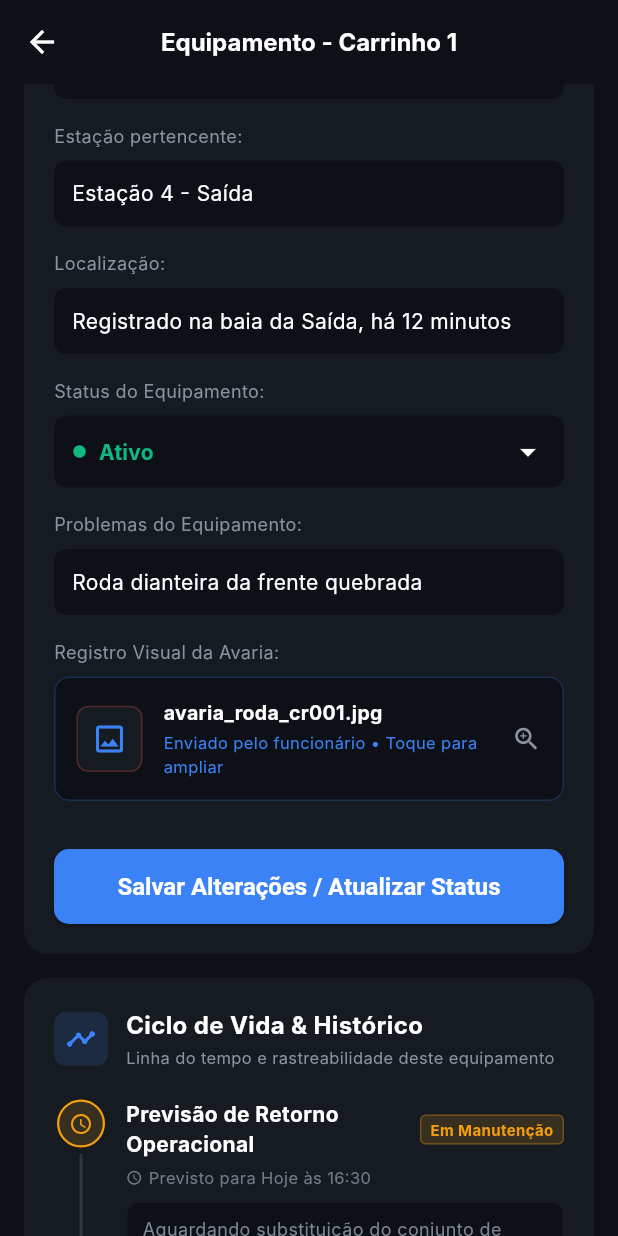
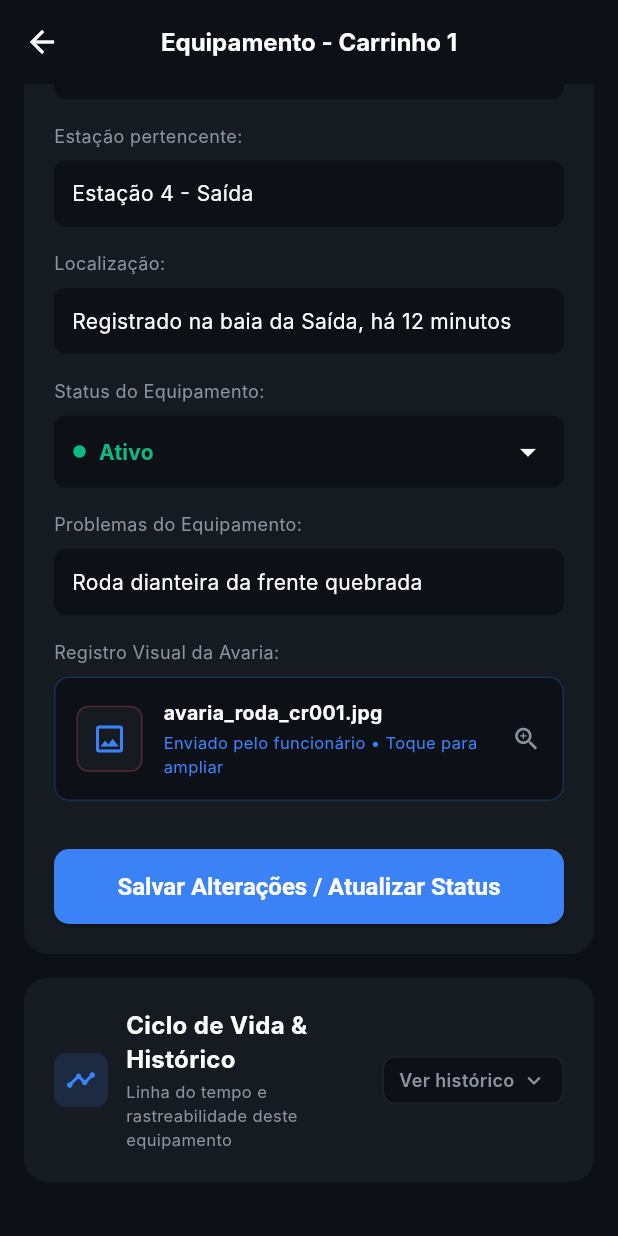
Before and after one commit to vitoraugusto1079/Projeto-Semestral---SynerCart, a Flutter app: the EquipmentDetailScreen screen opened directly, scrolled down 272 dp, on a phone screen of 412 x 824 dp. Run offline on Flutter 3.47's test engine with Material 3 defaults, Android fonts, the phone set to English and light mode, and no system bars; our stand-ins replace flutter_svg; Roboto replaces fonts that are missing (Inter); project files that could hold a hidden picture were left out.

Commit message:
coloca historico e ciclo de vida do equipamento dentro de um menu retratil

```diff
--- a/lib/screens/equipment_detail_screen.dart
+++ b/lib/screens/equipment_detail_screen.dart
@@ -19,6 +19,7 @@ class _EquipmentDetailScreenState extends State<EquipmentDetailScreen> {
   late String _status;
   late TextEditingController _problemController;
   bool _hasPhotoAttached = false;
+  bool _isHistoryExpanded = false;
 
   final List<String> _statusOptions = ['Ativo', 'Em conserto', 'Inativo'];
 
@@ -450,9 +451,8 @@ class _EquipmentDetailScreenState extends State<EquipmentDetailScreen> {
             ),
             const SizedBox(height: 16),
 
-            // Card: Ciclo de Vida & Histórico
+            // Card: Ciclo de Vida & Histórico (Dropdown / Expansível)
             Container(
-              padding: const EdgeInsets.all(20),
               decoration: BoxDecoration(
                 color: AppTheme.surface,
                 borderRadius: BorderRadius.circular(16),
@@ -460,7 +460,16 @@ class _EquipmentDetailScreenState extends State<EquipmentDetailScreen> {
               child: Column(
                 crossAxisAlignment: CrossAxisAlignment.start,
                 children: [
-                  Row(
+                  InkWell(
+                    onTap: () {
+                      setState(() {
+                        _isHistoryExpanded = !_isHistoryExpanded;
+                      });
+                    },
+                    borderRadius: BorderRadius.circular(16),
+                    child: Padding(
+                      padding: const EdgeInsets.all(20),
+                      child: Row(
                         children: [
                           Container(
                             padding: const EdgeInsets.all(8),
@@ -487,10 +496,66 @@ class _EquipmentDetailScreenState extends State<EquipmentDetailScreen> {
                               ],
                             ),
                           ),
+                          const SizedBox(width: 8),
+                          Container(
+                            padding: const EdgeInsets.symmetric(horizontal: 10, vertical: 6),
+                            decoration: BoxDecoration(
+                              color: _isHistoryExpanded
+                                  ? AppTheme.primary.withValues(alpha: 0.15)
+                                  : AppTheme.background,
+                              borderRadius: BorderRadius.circular(8),
+                              border: Border.all(
+                                color: _isHistoryExpanded
+                                    ? AppTheme.primary.withValues(alpha: 0.4)
+                                    : Colors.white.withValues(alpha: 0.08),
+                              ),
+                            ),
+                            child: Row(
+                              mainAxisSize: MainAxisSize.min,
+                              children: [
+                                Text(
+                                  _isHistoryExpanded ? 'Ocultar' : 'Ver histórico',
+                                  style: TextStyle(
+                                    fontSize: 12,
+                                    fontWeight: FontWeight.w600,
+                                    color: _isHistoryExpanded ? AppTheme.primary : AppTheme.textSecondary,
+                                  ),
+                                ),
+                                const SizedBox(width: 4),
+                                AnimatedRotation(
+                                  turns: _isHistoryExpanded ? 0.5 : 0.0,
+                                  duration: const Duration(milliseconds: 200),
+                                  child: Icon(
+                                    Icons.keyboard_arrow_down_rounded,
+                                    color: _isHistoryExpanded ? AppTheme.primary : AppTheme.textSecondary,
+                                    size: 18,
+                                  ),
+                                ),
                               ],
                             ),
-                  const SizedBox(height: 20),
-
+                          ),
+                        ],
+                      ),
+                    ),
+                  ),
+                  AnimatedSize(
+                    duration: const Duration(milliseconds: 250),
+                    curve: Curves.easeInOut,
+                    alignment: Alignment.topCenter,
+                    child: _isHistoryExpanded
+                        ? Column(
+                            crossAxisAlignment: CrossAxisAlignment.start,
+                            children: [
+                              Divider(
+                                height: 1,
+                                thickness: 1,
+                                color: Colors.white.withValues(alpha: 0.08),
+                              ),
+                              Padding(
+                                padding: const EdgeInsets.all(20),
+                                child: Column(
+                                  crossAxisAlignment: CrossAxisAlignment.start,
+                                  children: [
                                     _buildTimelineItem(
                                       title: 'Previsão de Retorno Operacional',
                                       badge: 'Em Manutenção',
@@ -550,6 +615,13 @@ class _EquipmentDetailScreenState extends State<EquipmentDetailScreen> {
                                       isFirst: false,
                                       isLast: true,
                                       isPending: false,
+                                    ),
+                                  ],
+                                ),
+                              ),
+                            ],
+                          )
+                        : const SizedBox.shrink(),
                   ),
                 ],
               ),
```
Lines whose indentation alone changed are shown as unchanged.
